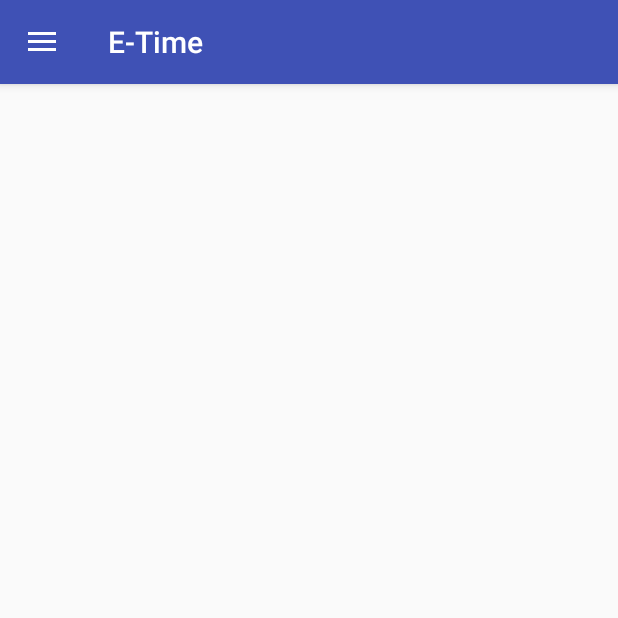
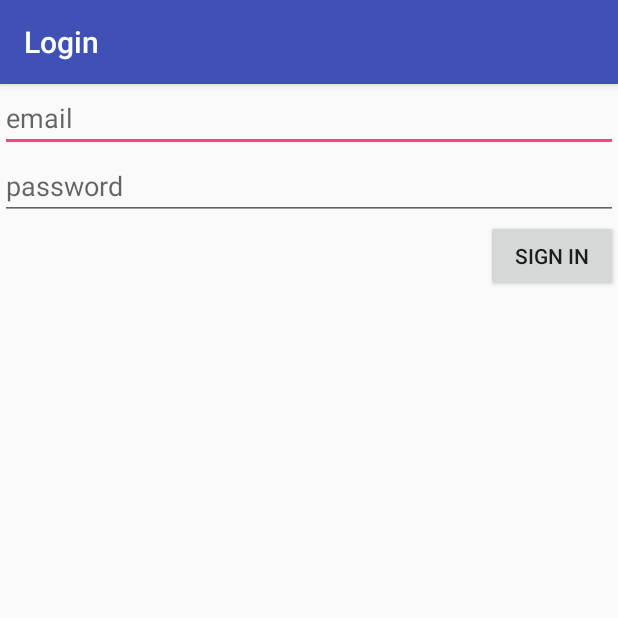
Before and after one commit to dglines/E-Time, an Android app: the screen it shows after launch (MainActivity before the commit, SignInActivity after it), in the side drawer, after a tap on "Log In", on a phone screen of 412 x 824 dp, the top half of it. Run offline under Robolectric (Android 15) with nearby library versions, the phone set to English and light mode, and no system bars; libraries missing offline, so code that uses them is left out: com.facebook, com.facebook.login; plain views replace LoginButton; 19 statements that could not run were skipped.

```diff
--- a/app/src/main/AndroidManifest.xml
+++ b/app/src/main/AndroidManifest.xml
@@ -14,6 +14,7 @@
         <activity android:name=".MainActivity">
             <intent-filter>
                 <action android:name="android.intent.action.MAIN" />
+
                 <category android:name="android.intent.category.LAUNCHER" />
             </intent-filter>
         </activity>
@@ -39,7 +40,8 @@
                 <data android:scheme="@string/fb_login_protocol_scheme" />
             </intent-filter>
         </activity>
-        <activity android:name=".TimerActivity"></activity>
+        <activity android:name=".TimerActivity" />
+        <activity android:name=".authenticate.SignInActivity"></activity>
     </application>
 
 </manifest>
--- a/app/src/main/java/edu/tacoma/uw/css/group7/e_time/MainActivity.java
+++ b/app/src/main/java/edu/tacoma/uw/css/group7/e_time/MainActivity.java
@@ -22,6 +22,7 @@
 import com.facebook.login.LoginResult;
 import com.facebook.login.widget.LoginButton;
 
+import edu.tacoma.uw.css.group7.e_time.authenticate.SignInActivity;
 import edu.tacoma.uw.css.group7.e_time.video.Video;
 
 /**
@@ -41,6 +42,7 @@
     private CallbackManager callbackManager;
 
     protected boolean mLoggedIn;
+    private Activity that = this;
 
     protected String mUserId = "";
 
@@ -113,7 +115,9 @@
                                     .replace(R.id.content_frame, recentsFragment)
                                     .commit();
                         } else if (item.getItemId() == R.id.log_In){
-                            loginButton.performClick();
+                            Intent intent = new Intent(that, SignInActivity.class);
+                            startActivity(intent);
+                            //loginButton.performClick();
                         } else if (item.getItemId() == R.id.nav_home) {
                             MainFragment mainFragment = new MainFragment();
                             getSupportFragmentManager()
--- /dev/null
+++ b/app/src/main/java/edu/tacoma/uw/css/group7/e_time/authenticate/SignInActivity.java
@@ -0,0 +1,29 @@
+package edu.tacoma.uw.css.group7.e_time.authenticate;
+
+import android.content.Intent;
+import android.support.v7.app.AppCompatActivity;
+import android.os.Bundle;
+
+import edu.tacoma.uw.css.group7.e_time.MainActivity;
+import edu.tacoma.uw.css.group7.e_time.R;
+
+public class SignInActivity extends AppCompatActivity implements LoginFragment.LoginInteractionListener {
+
+    @Override
+    protected void onCreate(Bundle savedInstanceState) {
+        super.onCreate(savedInstanceState);
+        setContentView(R.layout.activity_sign_in);
+
+        getSupportFragmentManager().beginTransaction()
+                .add(R.id.signin_fragment_container, new LoginFragment() )
+                .commit();
+
+    }
+
+    @Override
+    public void login(String email, String pwd) {
+        Intent intent = new Intent(this, MainActivity.class);
+        startActivity(intent);
+        this.finish();
+    }
+}
--- /dev/null
+++ b/app/src/main/res/layout/activity_sign_in.xml
@@ -0,0 +1,10 @@
+<?xml version="1.0" encoding="utf-8"?>
+<FrameLayout xmlns:android="http://schemas.android.com/apk/res/android"
+    xmlns:app="http://schemas.android.com/apk/res-auto"
+    xmlns:tools="http://schemas.android.com/tools"
+    android:id="@+id/signin_fragment_container"
+    android:layout_width="match_parent"
+    android:layout_height="match_parent"
+    tools:context=".authenticate.SignInActivity">
+
+</FrameLayout>
--- /dev/null
+++ b/app/src/main/res/layout/fragment_login.xml
@@ -0,0 +1,30 @@
+<?xml version="1.0" encoding="utf-8"?>
+<LinearLayout xmlns:android="http://schemas.android.com/apk/res/android"
+    xmlns:tools="http://schemas.android.com/tools"
+    android:layout_width="match_parent"
+    android:layout_height="match_parent"
+    android:orientation="vertical"
+    tools:context=".authenticate.LoginFragment">
+
+    <EditText
+        android:id="@+id/edit_email"
+        android:hint="email"
+        android:inputType="text"
+        android:layout_width="match_parent"
+        android:layout_height="wrap_content"
+        android:layout_gravity="top"/>
+    <EditText
+        android:id="@+id/edit_pwd"
+        android:hint="password"
+        android:inputType="textPassword"
+        android:layout_width="match_parent"
+        android:layout_height="wrap_content"
+        android:layout_gravity="center"/>
+    <Button
+        android:id="@+id/btn_signin"
+        android:text="Sign In"
+        android:layout_width="wrap_content"
+        android:layout_height="wrap_content"
+        android:layout_gravity="bottom|right"/>
+
+</LinearLayout>
```
Also changed, not shown: app/src/main/java/edu/tacoma/uw/css/group7/e_time/authenticate/LoginFragment.java (added, +231 -0 lines), 1 other file.
